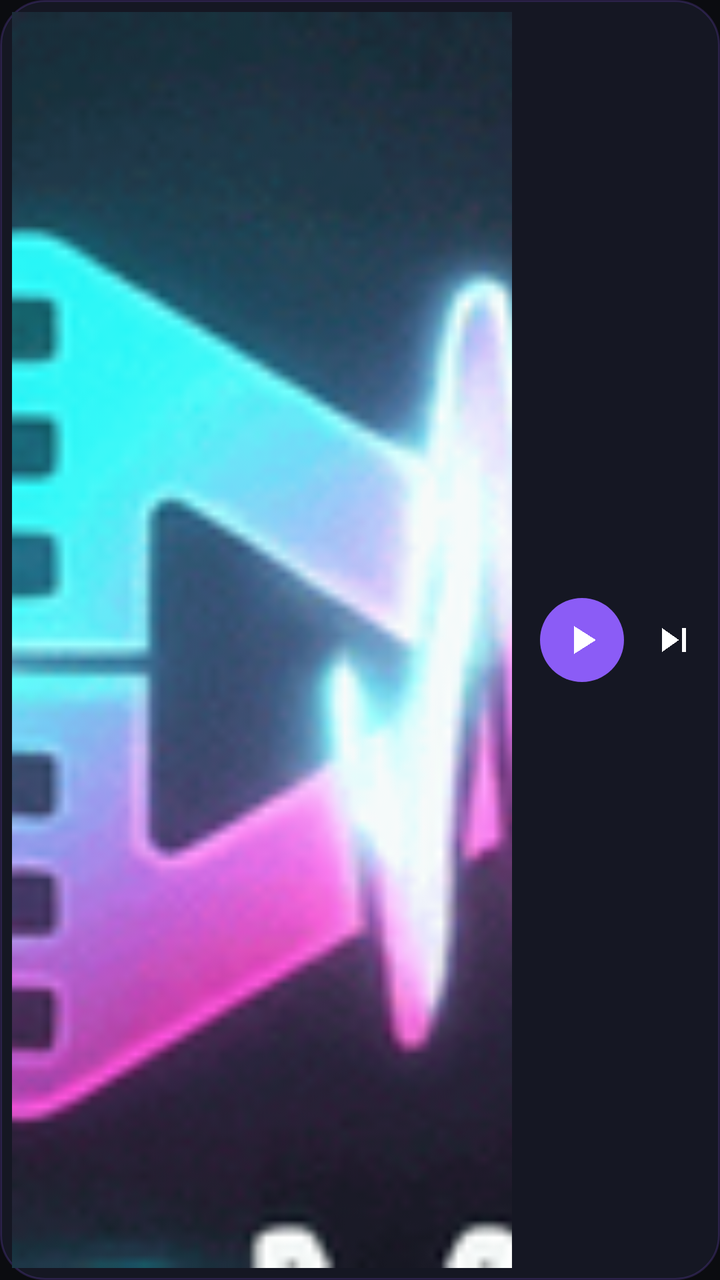
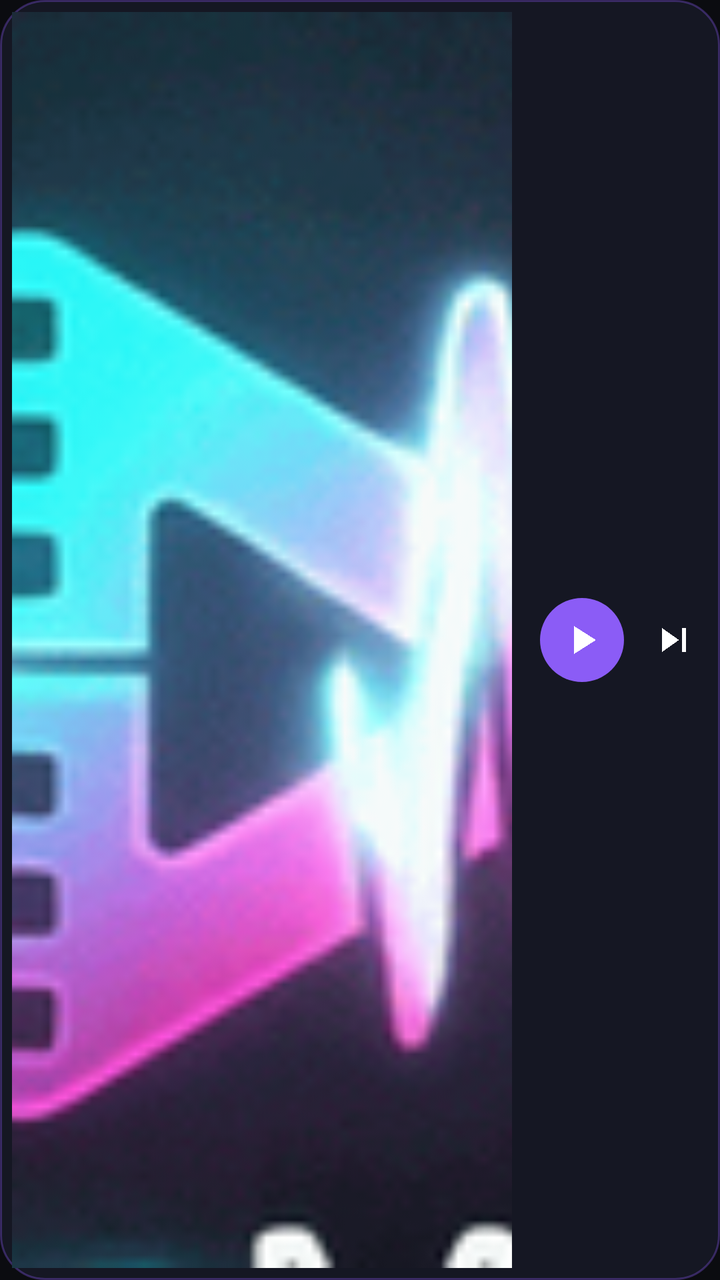

Before-and-after screenshots of an Android layout around one commit, followed by the original layout XML and the change that was made.
<!-- AndroidManifest.xml: application theme Theme.CPN -->
<!-- res/layout/widget_small.xml -->
<?xml version="1.0" encoding="utf-8"?>
<LinearLayout xmlns:android="http://schemas.android.com/apk/res/android"
    android:id="@+id/widget_root"
    android:layout_width="match_parent"
    android:layout_height="match_parent"
    android:background="@drawable/widget_bg"
    android:gravity="center"
    android:orientation="horizontal"
    android:padding="6dp">
    <ImageView
        android:id="@+id/widget_art"
        android:layout_width="0dp"
        android:layout_height="match_parent"
        android:layout_weight="1"
        android:contentDescription="Carátula"
        android:scaleType="centerCrop"
        android:src="@mipmap/ic_launcher" />

    <LinearLayout
        android:id="@+id/widget_info"
        android:layout_width="wrap_content"
        android:layout_height="match_parent"
        android:layout_marginStart="6dp"
        android:gravity="center"
        android:orientation="vertical">
        <TextView
            android:id="@+id/widget_title"
            android:layout_width="match_parent"
            android:layout_height="wrap_content"
            android:ellipsize="end"
            android:maxLines="1"
            android:visibility="gone"
            android:text="PulsoMedia"
            android:textColor="#FFFFFFFF"
            android:textSize="1sp"
            android:textStyle="bold" />

        <TextView
            android:id="@+id/widget_artist"
            android:layout_width="match_parent"
            android:layout_height="wrap_content"
            android:ellipsize="end"
            android:maxLines="1"
            android:visibility="gone"
            android:text="Toca para abrir la música"
            android:textColor="#FF94A3B8"
            android:textSize="1sp" />
        <LinearLayout
            android:layout_width="match_parent"
            android:layout_height="wrap_content"
            android:gravity="center"
            android:orientation="horizontal">
            <ImageButton
                android:id="@+id/widget_prev"
                android:visibility="gone"
                android:layout_width="34dp"
                android:layout_height="34dp"
                android:background="@android:color/transparent"
                android:contentDescription="Anterior"
                android:scaleType="center"
                android:src="@drawable/ic_prev" />
            <ImageButton
                android:id="@+id/widget_play"
                android:layout_width="42dp"
                android:layout_height="42dp"
                android:layout_marginStart="8dp"
                android:layout_marginEnd="8dp"
                android:background="@drawable/widget_btn_bg"
                android:contentDescription="Reproducir o pausar"
                android:scaleType="center"
                android:src="@drawable/ic_play" />
            <ImageButton
                android:id="@+id/widget_next"
                android:layout_width="34dp"
                android:layout_height="34dp"
                android:background="@android:color/transparent"
                android:contentDescription="Siguiente"
                android:scaleType="center"
                android:src="@drawable/ic_next" />
            <ImageButton
                android:id="@+id/widget_like"
                android:visibility="gone"
                android:layout_width="34dp"
                android:layout_height="34dp"
                android:layout_marginStart="8dp"
                android:background="@android:color/transparent"
                android:contentDescription="Me gusta"
                android:scaleType="center"
                android:src="@drawable/ic_heart" />
        </LinearLayout>
    </LinearLayout>
</LinearLayout>
<!-- resources referenced by this layout -->
<resources>
  <!-- drawable ic_heart (drawable) -->
  <vector xmlns:android="http://schemas.android.com/apk/res/android" android:width="24dp" android:height="24dp" android:viewportWidth="24" android:viewportHeight="24">
      <path android:fillColor="#FFFFFFFF" android:pathData="M16.5,3c-1.74,0 -3.41,0.81 -4.5,2.09C10.91,3.81 9.24,3 7.5,3 4.42,3 2,5.42 2,8.5c0,3.78 3.4,6.86 8.55,11.54L12,21.35l1.45,-1.32C18.6,15.36 22,12.28 22,8.5 22,5.42 19.58,3 16.5,3zM12.1,18.55l-0.1,0.1 -0.1,-0.1C7.14,14.24 4,11.39 4,8.5 4,6.5 5.5,5 7.5,5c1.54,0 3.04,0.99 3.57,2.36h1.87C13.46,5.99 14.96,5 16.5,5c2,0 3.5,1.5 3.5,3.5 0,2.89 -3.14,5.74 -7.9,10.05z" />
  </vector>
  <!-- drawable ic_next (drawable) -->
  <vector xmlns:android="http://schemas.android.com/apk/res/android" android:width="24dp" android:height="24dp" android:viewportWidth="24" android:viewportHeight="24">
      <path android:fillColor="#FFFFFFFF" android:pathData="M6,18l8.5,-6L6,6v12zM16,6v12h2V6h-2z" />
  </vector>
  <!-- drawable ic_play (drawable) -->
  <vector xmlns:android="http://schemas.android.com/apk/res/android" android:width="24dp" android:height="24dp" android:viewportWidth="24" android:viewportHeight="24">
      <path android:fillColor="#FFFFFFFF" android:pathData="M8,5v14l11,-7z" />
  </vector>
  <!-- drawable ic_prev (drawable) -->
  <vector xmlns:android="http://schemas.android.com/apk/res/android" android:width="24dp" android:height="24dp" android:viewportWidth="24" android:viewportHeight="24">
      <path android:fillColor="#FFFFFFFF" android:pathData="M6,6h2v12H6zM9.5,12l8.5,6V6z" />
  </vector>
  <!-- drawable widget_bg (drawable) -->
  <shape xmlns:android="http://schemas.android.com/apk/res/android" android:shape="rectangle">
      <solid android:color="#F2161824" />
      <corners android:radius="22dp" />
      <stroke android:width="1dp" android:color="#338B5CF6" />
  </shape>
  <!-- drawable widget_btn_bg (drawable) -->
  <shape xmlns:android="http://schemas.android.com/apk/res/android" android:shape="oval">
      <solid android:color="#FF8B5CF6" />
  </shape>
  <!-- mipmap ic_launcher: png bitmap (mipmap-xxhdpi, 54525 bytes) -->
  <style name="Theme.CPN" parent="Theme.AppCompat.NoActionBar">
          <item name="android:windowBackground">@color/obsidian</item>
          <item name="android:statusBarColor">@color/obsidian</item>
          <item name="android:navigationBarColor">@color/obsidian</item>
          <item name="android:windowLightStatusBar">false</item>
      </style>
  <color name="obsidian">#0B0C10</color>
</resources>

<!-- the commit's change to res/layout/widget_small.xml (unified diff, before → after) -->
@@ -30,7 +30,7 @@
             android:ellipsize="end"
             android:maxLines="1"
             android:visibility="gone"
-            android:text="PulsoMedia"
+            android:text="@string/app_name"
             android:textColor="#FFFFFFFF"
             android:textSize="1sp"
             android:textStyle="bold" />
<!-- resource entries referenced after the edit -->
@@ -18,21 +18,25 @@
   </vector>
   <!-- drawable widget_bg (drawable) -->
   <shape xmlns:android="http://schemas.android.com/apk/res/android" android:shape="rectangle">
-      <solid android:color="#F2161824" />
+      <solid android:color="@color/widget_bg" />
       <corners android:radius="22dp" />
-      <stroke android:width="1dp" android:color="#338B5CF6" />
+      <stroke android:width="1dp" android:color="@color/widget_stroke" />
   </shape>
   <!-- drawable widget_btn_bg (drawable) -->
   <shape xmlns:android="http://schemas.android.com/apk/res/android" android:shape="oval">
-      <solid android:color="#FF8B5CF6" />
+      <solid android:color="@color/brand_accent" />
   </shape>
   <!-- mipmap ic_launcher: png bitmap (mipmap-xxhdpi, 54525 bytes) -->
+  <string name="app_name">PulsoMedia</string>
   <style name="Theme.CPN" parent="Theme.AppCompat.NoActionBar">
           <item name="android:windowBackground">@color/obsidian</item>
           <item name="android:statusBarColor">@color/obsidian</item>
           <item name="android:navigationBarColor">@color/obsidian</item>
           <item name="android:windowLightStatusBar">false</item>
       </style>
+  <color name="widget_bg">#F2161824</color>
+  <color name="widget_stroke">#558B5CF6</color>
+  <color name="brand_accent">#FF8B5CF6</color>
   <color name="obsidian">#0B0C10</color>
 </resources>
 
